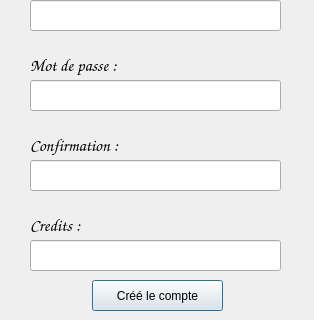
The window that UI/NewUserPage.ui (SCP-8530/Magasin-Cartage) describes before a commit, drawn with Qt 5; both pictures show x 0 to 314 and y 160 to 480 of the 314 by 480 pixel window.
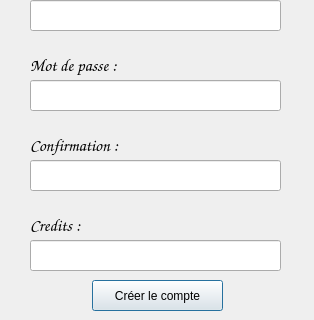
The same window after the commit.

The edit to the form file:
```diff
--- a/UI/NewUserPage.ui
+++ b/UI/NewUserPage.ui
@@ -189,7 +189,7 @@
     </rect>
    </property>
    <property name="text">
-    <string>Créé le compte</string>
+    <string>Créer le compte</string>
    </property>
   </widget>
  </widget>
```
Left out of the diff: 24 changed lines with no effect on the pictures.
